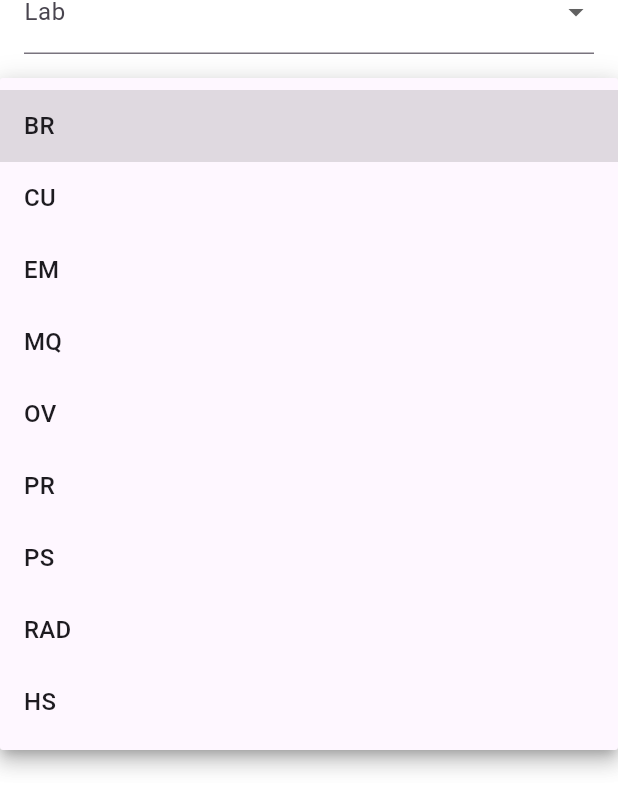
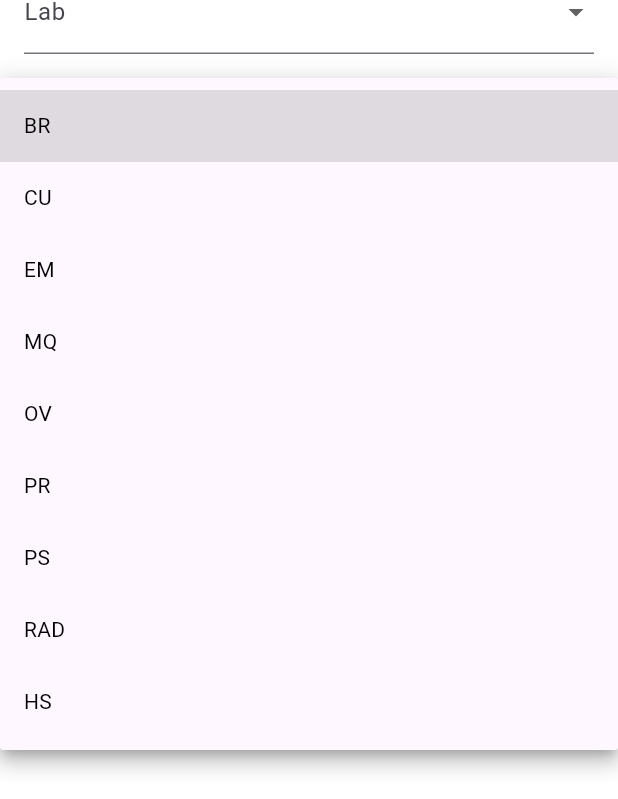
Before and after one commit to DivyangSoni588/diamond_cart, a Flutter app: the FilterDiamondScreen screen opened by its route, after a tap on "Shape", on a phone screen of 412 x 824 dp. Shown: the part 270-1069 px from the top of the screen. Run offline on Flutter 3.47's test engine with Material 3 defaults, Android fonts, the phone set to English and light mode, and no system bars; our stand-ins replace equatable, flutter_bloc, get_it, hive_ce; accounts and stored records are empty.

Commit message:
:rocket: final commit project completed

```diff
--- a/lib/core/theme/app_theme.dart
+++ b/lib/core/theme/app_theme.dart
@@ -1,37 +1,22 @@
 import 'package:diamond_cart/core/resources/app_colors.dart';
+import 'package:diamond_cart/core/resources/app_text_style.dart';
 import 'package:flutter/material.dart';
 
 class AppTheme {
-  static final ThemeData darkTheme = ThemeData(
-    brightness: Brightness.dark,
-    primarySwatch: Colors.blue,
-    scaffoldBackgroundColor: AppColors.blackColor,
-    appBarTheme: AppBarTheme(
-      backgroundColor: AppColors.blackColor,
-      foregroundColor: AppColors.whiteColor,
-    ),
-    elevatedButtonTheme: ElevatedButtonThemeData(
-      style: ElevatedButton.styleFrom(
-        backgroundColor: Colors.blue,
-        // Button background color
-        foregroundColor: Colors.white,
-        // Text color
-        padding: const EdgeInsets.symmetric(vertical: 12, horizontal: 20),
-        shape: RoundedRectangleBorder(
-          borderRadius: BorderRadius.circular(8), // Rounded corners
-        ),
-        textStyle: const TextStyle(fontSize: 16, fontWeight: FontWeight.bold),
-      ),
-    ),
-  );
-
-  static final ThemeData lightTheme = ThemeData(
+  static final ThemeData appTheme = ThemeData(
     brightness: Brightness.light,
     primarySwatch: Colors.blue,
     scaffoldBackgroundColor: AppColors.whiteColor,
     appBarTheme: AppBarTheme(
       backgroundColor: AppColors.blueColor,
       foregroundColor: AppColors.whiteColor,
+    ),
+    useMaterial3: true,
+    dropdownMenuTheme: DropdownMenuThemeData(
+      textStyle: AppTextStyle.regularFont,
+      inputDecorationTheme: InputDecorationTheme(
+        fillColor: AppColors.whiteColor,
+      ),
     ),
     elevatedButtonTheme: ElevatedButtonThemeData(
       style: ElevatedButton.styleFrom(
--- a/lib/main.dart
+++ b/lib/main.dart
@@ -36,8 +36,7 @@
     return MaterialApp(
       title: 'Diamond Cart',
       debugShowCheckedModeBanner: false,
-      theme: AppTheme.lightTheme,
-      darkTheme: AppTheme.darkTheme,
+      theme: AppTheme.appTheme,
       themeMode: ThemeMode.system,
       localizationsDelegates: const [
         AppLocalizations.delegate,
--- a/lib/src/home/presentation/views/pages/filter_diamond_screen.dart
+++ b/lib/src/home/presentation/views/pages/filter_diamond_screen.dart
@@ -56,7 +56,10 @@ class FilterDiamondScreen extends StatelessWidget {
                             .map(
                               (lab) => DropdownMenuItem(
                                 value: lab,
-                                child: Text(lab),
+                                child: Text(
+                                  lab,
+                                  style: AppTextStyle.regularFont,
+                                ),
                               ),
                             )
                             .toList(),
@@ -73,7 +76,10 @@ class FilterDiamondScreen extends StatelessWidget {
                             .map(
                               (shape) => DropdownMenuItem(
                                 value: shape,
-                                child: Text(shape),
+                                child: Text(
+                                  shape,
+                                  style: AppTextStyle.regularFont,
+                                ),
                               ),
                             )
                             .toList(),
@@ -91,7 +97,10 @@ class FilterDiamondScreen extends StatelessWidget {
                             .map(
                               (color) => DropdownMenuItem(
                                 value: color,
-                                child: Text(color),
+                                child: Text(
+                                  color,
+                                  style: AppTextStyle.regularFont,
+                                ),
                               ),
                             )
                             .toList(),
--- a/lib/src/home/presentation/views/widgets/diamond_detail_widget.dart
+++ b/lib/src/home/presentation/views/widgets/diamond_detail_widget.dart
@@ -21,6 +21,7 @@ class DiamondDetailWidget extends StatelessWidget {
   @override
   Widget build(BuildContext context) {
     return Card(
+      color: AppColors.whiteColor,
       elevation: 10,
       shape: Border.all(color: AppColors.blackColor),
       margin: EdgeInsets.all(12),
```
Also changed, not shown: lib/data/sources/data.dart (+18 -9 lines).
